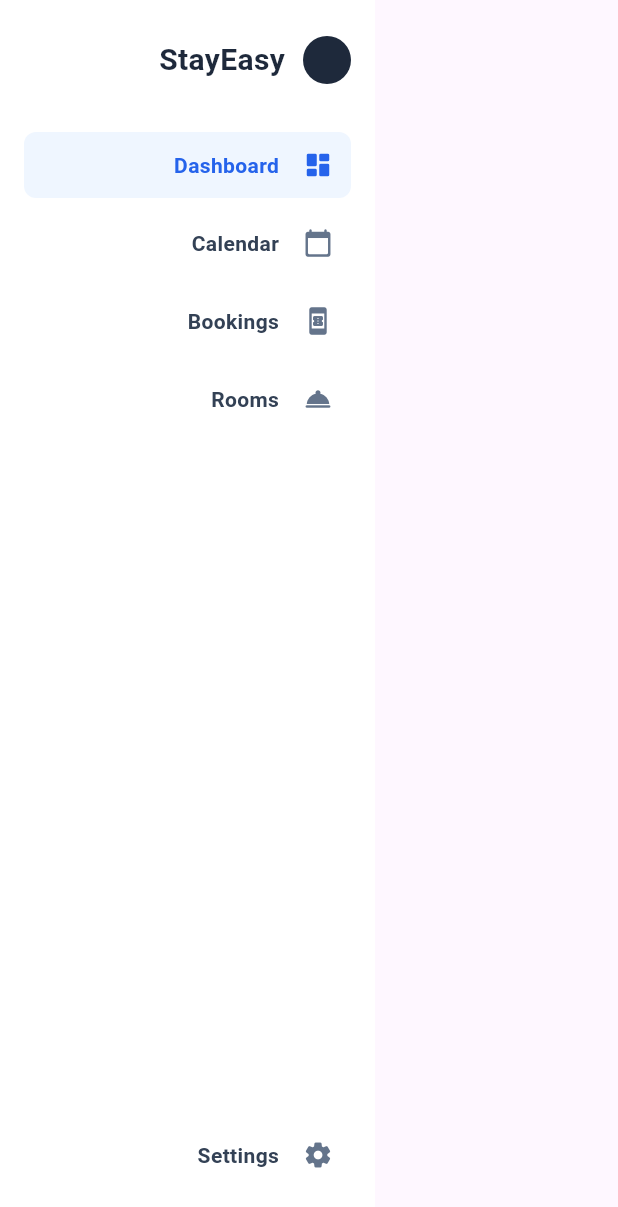
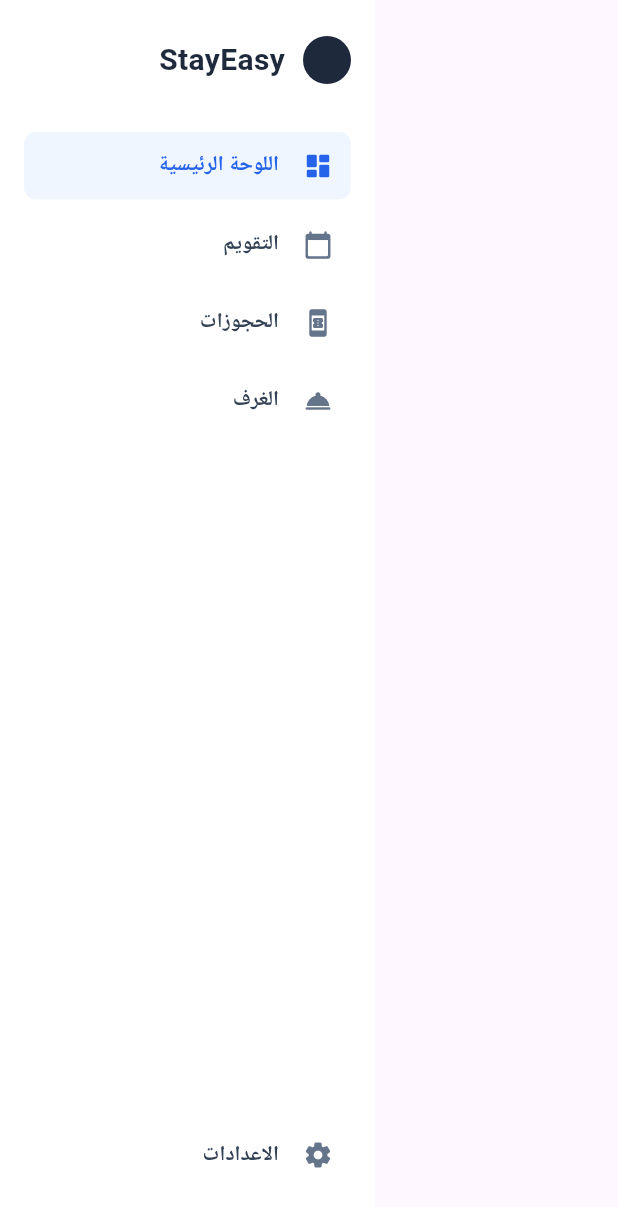
Before and after one commit to engbasel/DemaSyste, a Flutter app: the SideNavigationBar widget shown alone on an empty page, opened directly with empty values, on a phone screen of 412 x 824 dp. Shown: the top 1207 px of the screen. Run offline on Flutter 3.47's test engine with Material 3 defaults, Android fonts, the phone set to English and light mode, and no system bars; our stand-ins replace fl_chart, pdf, printing.

```diff
--- a/lib/views/Navbar/SideNavigationBar.dart
+++ b/lib/views/Navbar/SideNavigationBar.dart
@@ -45,32 +45,32 @@ class SideNavigationBar extends StatelessWidget {
           ),
           _NavItem(
             icon: Icons.dashboard_rounded,
-            title: 'Dashboard',
+            title: 'اللوحة الرئيسية',
             isSelected: selectedIndex == 0,
             onTap: () => onItemSelected(0),
           ),
           _NavItem(
             icon: Icons.calendar_today_rounded,
-            title: 'Calendar',
+            title: 'التقويم',
             isSelected: selectedIndex == 1,
             onTap: () => onItemSelected(1),
           ),
           _NavItem(
             icon: Icons.book_online_rounded,
-            title: 'Bookings',
+            title: 'الحجوزات',
             isSelected: selectedIndex == 2,
             onTap: () => onItemSelected(2),
           ),
           _NavItem(
             icon: Icons.room_service_rounded,
-            title: 'Rooms',
+            title: 'الغرف',
             isSelected: selectedIndex == 3,
             onTap: () => onItemSelected(3),
           ),
           const Spacer(),
           _NavItem(
             icon: Icons.settings_rounded,
-            title: 'Settings',
+            title: 'الاعدادات',
             isSelected: selectedIndex == 4,
             onTap: () => onItemSelected(4),
           ),
```
Also changed, not shown: lib/views/calender/CalendarView.dart (added, +10 -0 lines), lib/views/home_view.dart (+1 -22 lines).
